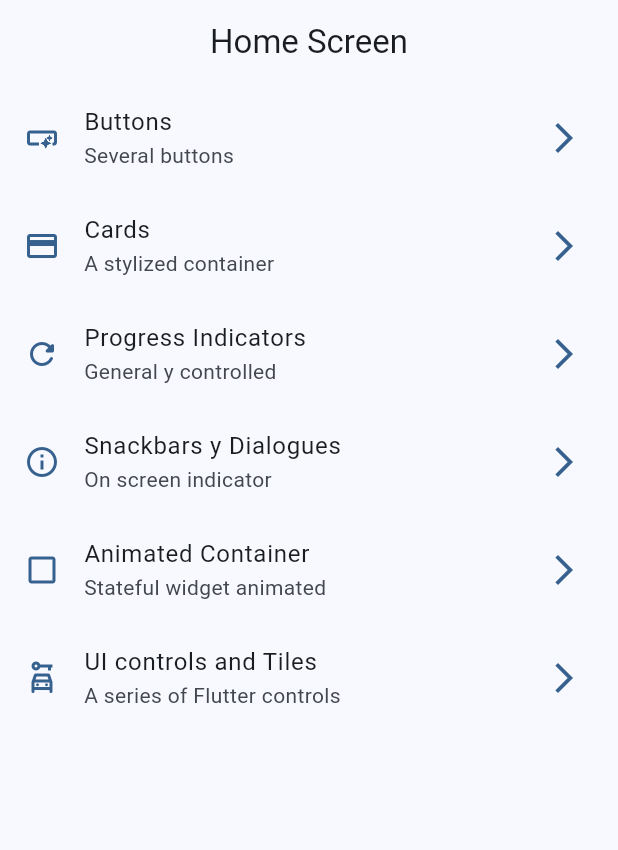
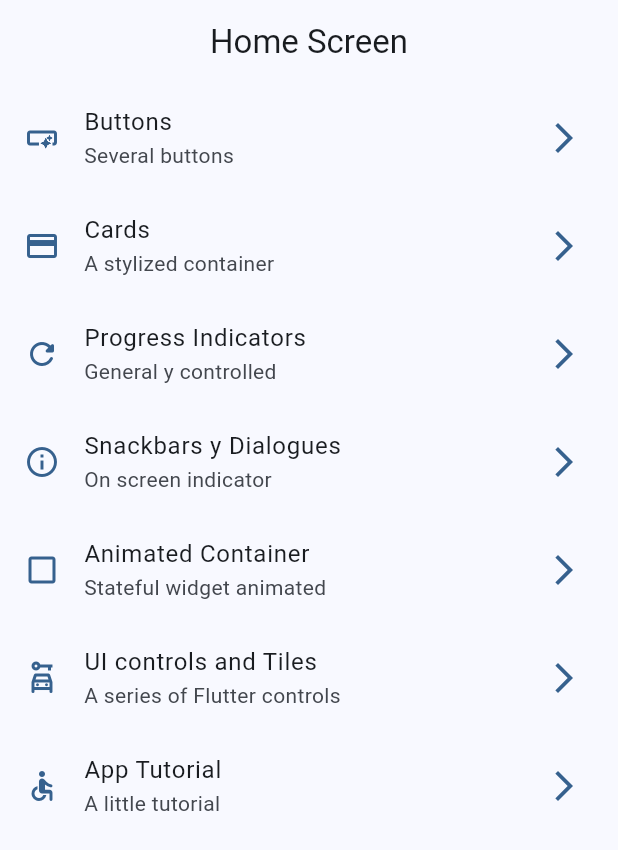
Before and after one commit to isaias-alt/widgets_app, a Flutter app: the screen it shows after launch, on a phone screen of 412 x 824 dp. Shown: the top 850 px of the screen. Run offline on Flutter 3.47's test engine with Material 3 defaults, Android fonts, the phone set to English and light mode, and no system bars; our stand-ins replace go_router.

```diff
--- a/lib/config/menu/menu_items.dart
+++ b/lib/config/menu/menu_items.dart
@@ -44,4 +44,9 @@ const appMenuItems = <MenuItems>[
       subTitle: 'A series of Flutter controls',
       link: '/ui-controls',
       icon: Icons.car_rental_outlined),
+  MenuItems(
+      title: 'App Tutorial',
+      subTitle: 'A little tutorial',
+      link: '/tutorial',
+      icon: Icons.accessible_rounded),
 ];
--- a/lib/config/router/app_router.dart
+++ b/lib/config/router/app_router.dart
@@ -40,7 +40,7 @@ final appRouter = GoRouter(
       builder: (context, state) => const UiControlsScreen(),
     ),
     GoRoute(
-      path: '/app_tutorial_screen',
+      path: '/tutorial',
       name: AppTutorialScreen.name,
       builder: (context, state) => const AppTutorialScreen(),
     ),
--- a/lib/presentation/screens/app_tutorial/app_tutorial_screen.dart
+++ b/lib/presentation/screens/app_tutorial/app_tutorial_screen.dart
@@ -7,6 +7,10 @@ class AppTutorialScreen extends StatelessWidget {
 
   @override
   Widget build(BuildContext context) {
-    return const Placeholder();
+    return Scaffold(
+      appBar: AppBar(
+        title: const Text('App Tutorial Screen'),
+      ),
+    );
   }
 }
```
Also changed, not shown: assets/images/1.png (added), assets/images/2.png (added), assets/images/3.png (added), assets/images/jar-loading.gif (added).
